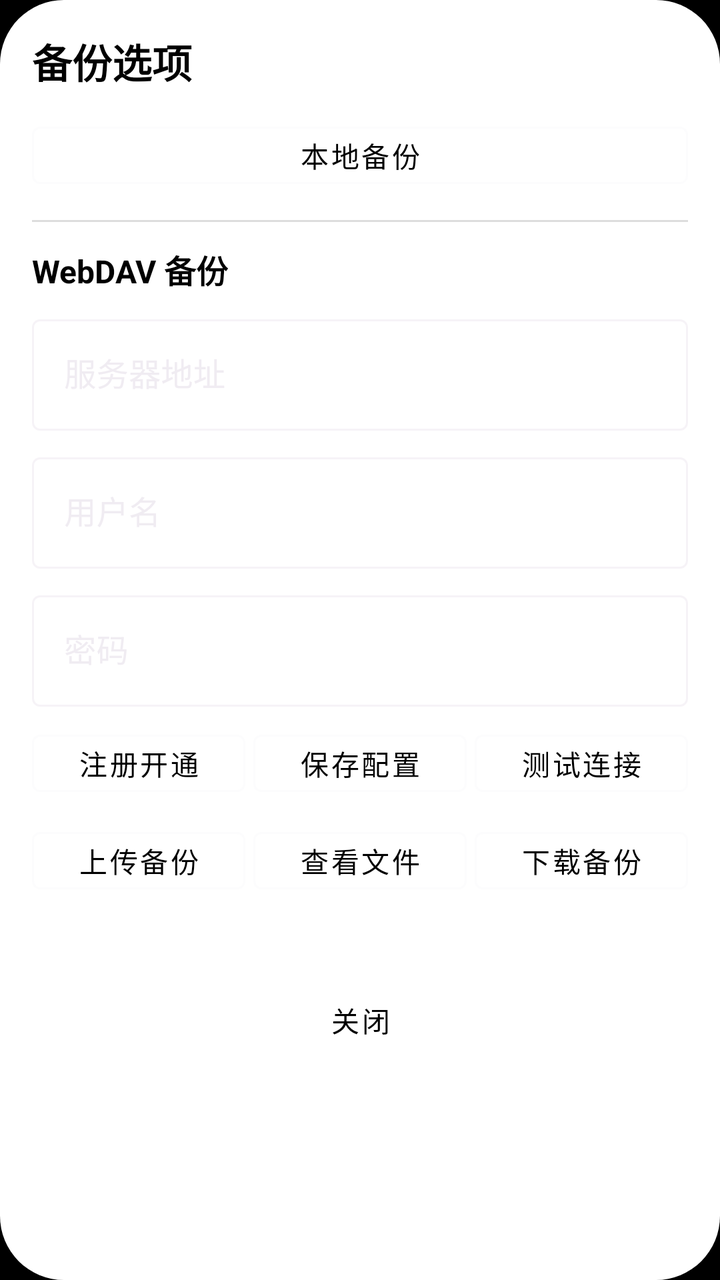
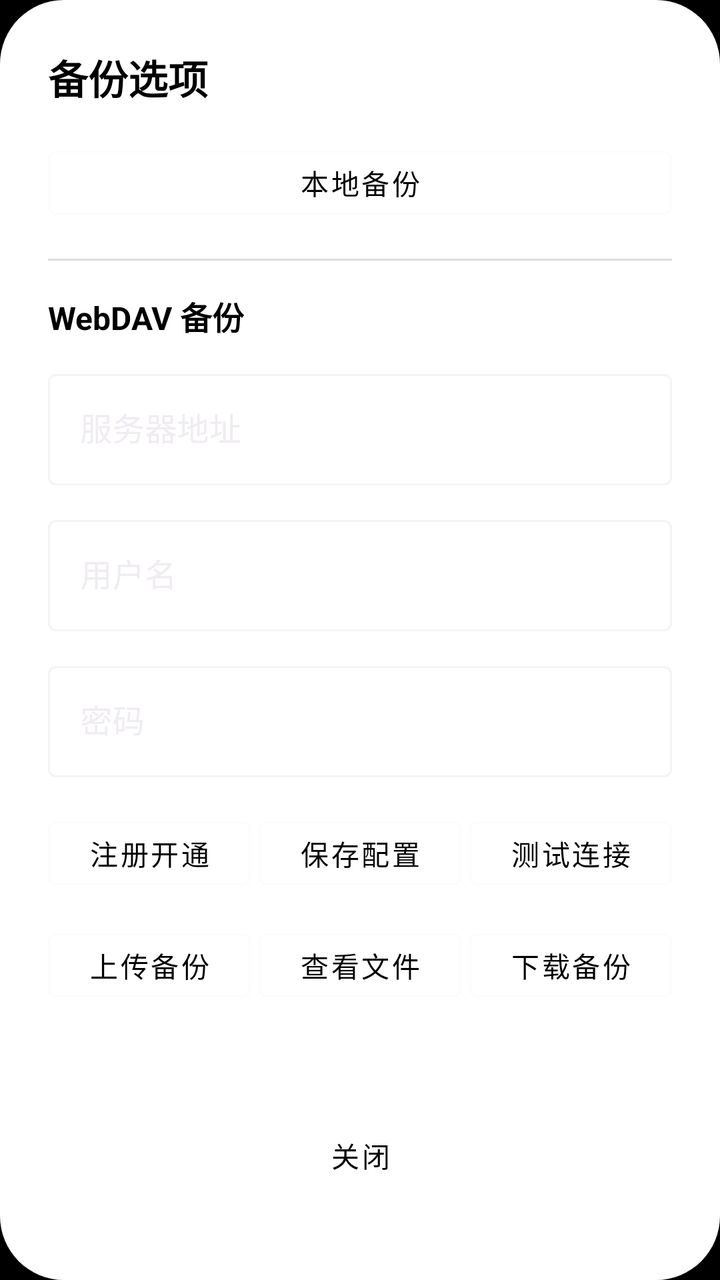

Before-and-after screenshots of an Android layout around one commit, followed by the original layout XML and the change that was made.
<!-- AndroidManifest.xml: application theme Theme.App -->
<!-- res/layout/dialog_webdav_backup.xml -->
<?xml version="1.0" encoding="utf-8"?>
<androidx.appcompat.widget.LinearLayoutCompat xmlns:android="http://schemas.android.com/apk/res/android"
    xmlns:app="http://schemas.android.com/apk/res-auto"
    android:layout_width="match_parent"
    android:layout_height="wrap_content"
    android:orientation="vertical"
    android:background="@drawable/shape_dialog_rounded"
    android:padding="16dp">

    
    <com.google.android.material.textview.MaterialTextView
        android:layout_width="wrap_content"
        android:layout_height="wrap_content"
        android:text="备份选项"
        android:textColor="@android:color/black"
        android:textSize="20sp"
        android:textStyle="bold"
        android:layout_marginBottom="12dp" />

    
    <com.google.android.material.button.MaterialButton
        android:id="@+id/btnLocalBackup"
        android:layout_width="match_parent"
        android:layout_height="wrap_content"
        android:text="本地备份"
        android:textColor="@android:color/black"
        android:minHeight="40dp"
        style="@style/Widget.MaterialComponents.Button.OutlinedButton" />

    <View
        android:layout_width="match_parent"
        android:layout_height="1dp"
        android:background="#DDDDDD"
        android:layout_marginVertical="12dp" />

    
    <com.google.android.material.textview.MaterialTextView
        android:layout_width="wrap_content"
        android:layout_height="wrap_content"
        android:text="WebDAV 备份"
        android:textColor="@android:color/black"
        android:textSize="16sp"
        android:textStyle="bold"
        android:layout_marginBottom="8dp" />

    
    <com.google.android.material.textfield.TextInputLayout
        android:layout_width="match_parent"
        android:layout_height="wrap_content"
        android:hint="服务器地址"
        app:boxBackgroundMode="outline"
        app:hintTextColor="@android:color/black"
        style="@style/Widget.MaterialComponents.TextInputLayout.OutlinedBox">

        <com.google.android.material.textfield.TextInputEditText
            android:id="@+id/dialogWebdavUrl"
            android:layout_width="match_parent"
            android:layout_height="wrap_content"
            android:inputType="textUri"
            android:textColor="@android:color/black"
            android:textColorHint="@android:color/darker_gray" />
    </com.google.android.material.textfield.TextInputLayout>

    
    <com.google.android.material.textfield.TextInputLayout
        android:layout_width="match_parent"
        android:layout_height="wrap_content"
        android:layout_marginTop="8dp"
        android:hint="用户名"
        app:boxBackgroundMode="outline"
        app:hintTextColor="@android:color/black"
        style="@style/Widget.MaterialComponents.TextInputLayout.OutlinedBox">

        <com.google.android.material.textfield.TextInputEditText
            android:id="@+id/dialogWebdavUser"
            android:layout_width="match_parent"
            android:layout_height="wrap_content"
            android:inputType="text"
            android:textColor="@android:color/black"
            android:textColorHint="@android:color/darker_gray" />
    </com.google.android.material.textfield.TextInputLayout>

    
    <com.google.android.material.textfield.TextInputLayout
        android:layout_width="match_parent"
        android:layout_height="wrap_content"
        android:layout_marginTop="8dp"
        android:hint="密码"
        app:boxBackgroundMode="outline"
        app:hintTextColor="@android:color/black"
        style="@style/Widget.MaterialComponents.TextInputLayout.OutlinedBox">

        <com.google.android.material.textfield.TextInputEditText
            android:id="@+id/dialogWebdavPass"
            android:layout_width="match_parent"
            android:layout_height="wrap_content"
            android:inputType="textPassword"
            android:textColor="@android:color/black"
            android:textColorHint="@android:color/darker_gray" />
    </com.google.android.material.textfield.TextInputLayout>

    
    <androidx.appcompat.widget.LinearLayoutCompat
        android:layout_width="match_parent"
        android:layout_height="wrap_content"
        android:layout_marginTop="8dp"
        android:orientation="horizontal"
        android:gravity="center">

        <com.google.android.material.button.MaterialButton
            android:id="@+id/dialogWebdavLink"
            android:layout_width="0dp"
            android:layout_height="wrap_content"
            android:layout_weight="1"
            android:layout_marginEnd="4dp"
            android:text="注册开通"
            android:textColor="@android:color/black"
            android:minHeight="40dp"
            style="@style/Widget.MaterialComponents.Button.OutlinedButton" />

        <com.google.android.material.button.MaterialButton
            android:id="@+id/dialogWebdavSave"
            android:layout_width="0dp"
            android:layout_height="wrap_content"
            android:layout_weight="1"
            android:layout_marginEnd="4dp"
            android:text="保存配置"
            android:textColor="@android:color/black"
            android:minHeight="40dp"
            style="@style/Widget.MaterialComponents.Button.OutlinedButton" />

        <com.google.android.material.button.MaterialButton
            android:id="@+id/dialogWebdavTest"
            android:layout_width="0dp"
            android:layout_height="wrap_content"
            android:layout_weight="1"
            android:text="测试连接"
            android:textColor="@android:color/black"
            android:minHeight="40dp"
            style="@style/Widget.MaterialComponents.Button.OutlinedButton" />

    </androidx.appcompat.widget.LinearLayoutCompat>

    
    <androidx.appcompat.widget.LinearLayoutCompat
        android:layout_width="match_parent"
        android:layout_height="wrap_content"
        android:layout_marginTop="8dp"
        android:orientation="horizontal"
        android:gravity="center">

        <com.google.android.material.button.MaterialButton
            android:id="@+id/dialogWebdavUpload"
            android:layout_width="0dp"
            android:layout_height="wrap_content"
            android:layout_weight="1"
            android:layout_marginEnd="4dp"
            android:text="上传备份"
            android:textColor="@android:color/black"
            android:minHeight="40dp"
            style="@style/Widget.MaterialComponents.Button.OutlinedButton" />

        <com.google.android.material.button.MaterialButton
            android:id="@+id/dialogWebdavList"
            android:layout_width="0dp"
            android:layout_height="wrap_content"
            android:layout_weight="1"
            android:layout_marginEnd="4dp"
            android:text="查看文件"
            android:textColor="@android:color/black"
            android:minHeight="40dp"
            style="@style/Widget.MaterialComponents.Button.OutlinedButton" />

        <com.google.android.material.button.MaterialButton
            android:id="@+id/dialogWebdavDownload"
            android:layout_width="0dp"
            android:layout_height="wrap_content"
            android:layout_weight="1"
            android:text="下载备份"
            android:textColor="@android:color/black"
            android:minHeight="40dp"
            style="@style/Widget.MaterialComponents.Button.OutlinedButton" />

    </androidx.appcompat.widget.LinearLayoutCompat>

    
    <com.google.android.material.textview.MaterialTextView
        android:id="@+id/dialogWebdavStatus"
        android:layout_width="match_parent"
        android:layout_height="wrap_content"
        android:layout_marginTop="8dp"
        android:text=""
        android:textColor="#006600"
        android:textSize="14sp" />

    
    <com.google.android.material.button.MaterialButton
        android:id="@+id/dialogClose"
        android:layout_width="wrap_content"
        android:layout_height="wrap_content"
        android:layout_gravity="center_horizontal"
        android:layout_marginTop="12dp"
        android:text="关闭"
        android:textColor="@android:color/black"
        android:minHeight="40dp"
        style="@style/Widget.MaterialComponents.Button.TextButton" />

</androidx.appcompat.widget.LinearLayoutCompat>
<!-- resources referenced by this layout -->
<resources>
  <!-- drawable shape_dialog_rounded (drawable) -->
  <?xml version="1.0" encoding="utf-8"?>
  <shape xmlns:android="http://schemas.android.com/apk/res/android">
      <solid android:color="@android:color/white" />
      <corners android:radius="32dp" />
  </shape>
  <style name="Theme.App" parent="Theme.Base" />
  <style name="Theme.Base" parent="Theme.Material3.Dark.NoActionBar">
          <item name="colorPrimary">@color/white</item>
          <item name="android:windowBackground">@color/black</item>
          <item name="android:windowFullscreen">true</item>
          <item name="android:windowTranslucentStatus">true</item>
          <item name="android:windowTranslucentNavigation">true</item>
          <item name="android:windowAnimationStyle">@style/NoAnim</item>
      </style>
  <color name="white">#FFFFFF</color>
  <color name="black">#000000</color>
  <style name="NoAnim">
          <item name="android:activityOpenEnterAnimation">@null</item>
          <item name="android:activityOpenExitAnimation">@null</item>
          <item name="android:activityCloseEnterAnimation">@null</item>
          <item name="android:activityCloseExitAnimation">@null</item>
      </style>
</resources>

<!-- the commit's change to res/layout/dialog_webdav_backup.xml (unified diff, before → after) -->
@@ -5,7 +5,7 @@
     android:layout_height="wrap_content"
     android:orientation="vertical"
     android:background="@drawable/shape_dialog_rounded"
-    android:padding="16dp">
+    android:padding="24dp">
 
     
     <com.google.android.material.textview.MaterialTextView
@@ -15,7 +15,7 @@
         android:textColor="@android:color/black"
         android:textSize="20sp"
         android:textStyle="bold"
-        android:layout_marginBottom="12dp" />
+        android:layout_marginBottom="16dp" />
 
     
     <com.google.android.material.button.MaterialButton
@@ -24,14 +24,14 @@
         android:layout_height="wrap_content"
         android:text="本地备份"
         android:textColor="@android:color/black"
-        android:minHeight="40dp"
+        android:minHeight="44dp"
         style="@style/Widget.MaterialComponents.Button.OutlinedButton" />
 
     <View
         android:layout_width="match_parent"
         android:layout_height="1dp"
         android:background="#DDDDDD"
-        android:layout_marginVertical="12dp" />
+        android:layout_marginVertical="16dp" />
 
     
     <com.google.android.material.textview.MaterialTextView
@@ -41,7 +41,7 @@
         android:textColor="@android:color/black"
         android:textSize="16sp"
         android:textStyle="bold"
-        android:layout_marginBottom="8dp" />
+        android:layout_marginBottom="12dp" />
 
     
     <com.google.android.material.textfield.TextInputLayout
@@ -65,7 +65,7 @@
     <com.google.android.material.textfield.TextInputLayout
         android:layout_width="match_parent"
         android:layout_height="wrap_content"
-        android:layout_marginTop="8dp"
+        android:layout_marginTop="12dp"
         android:hint="用户名"
         app:boxBackgroundMode="outline"
         app:hintTextColor="@android:color/black"
@@ -84,7 +84,7 @@
     <com.google.android.material.textfield.TextInputLayout
         android:layout_width="match_parent"
         android:layout_height="wrap_content"
-        android:layout_marginTop="8dp"
+        android:layout_marginTop="12dp"
         android:hint="密码"
         app:boxBackgroundMode="outline"
         app:hintTextColor="@android:color/black"
@@ -103,7 +103,7 @@
     <androidx.appcompat.widget.LinearLayoutCompat
         android:layout_width="match_parent"
         android:layout_height="wrap_content"
-        android:layout_marginTop="8dp"
+        android:layout_marginTop="16dp"
         android:orientation="horizontal"
         android:gravity="center">
 
@@ -115,7 +115,7 @@
             android:layout_marginEnd="4dp"
             android:text="注册开通"
             android:textColor="@android:color/black"
-            android:minHeight="40dp"
+            android:minHeight="44dp"
             style="@style/Widget.MaterialComponents.Button.OutlinedButton" />
 
         <com.google.android.material.button.MaterialButton
@@ -126,7 +126,7 @@
             android:layout_marginEnd="4dp"
             android:text="保存配置"
             android:textColor="@android:color/black"
-            android:minHeight="40dp"
+            android:minHeight="44dp"
             style="@style/Widget.MaterialComponents.Button.OutlinedButton" />
 
         <com.google.android.material.button.MaterialButton
@@ -136,16 +136,15 @@
             android:layout_weight="1"
             android:text="测试连接"
             android:textColor="@android:color/black"
-            android:minHeight="40dp"
-            style="@style/Widget.MaterialComponents.Button.OutlinedButton" />
-
+            android:minHeight="44dp"
+            style="@style/Widget.MaterialComponents.Button.OutlinedButton" />
     </androidx.appcompat.widget.LinearLayoutCompat>
 
     
     <androidx.appcompat.widget.LinearLayoutCompat
         android:layout_width="match_parent"
         android:layout_height="wrap_content"
-        android:layout_marginTop="8dp"
+        android:layout_marginTop="12dp"
         android:orientation="horizontal"
         android:gravity="center">
 
@@ -157,7 +156,7 @@
             android:layout_marginEnd="4dp"
             android:text="上传备份"
             android:textColor="@android:color/black"
-            android:minHeight="40dp"
+            android:minHeight="44dp"
             style="@style/Widget.MaterialComponents.Button.OutlinedButton" />
 
         <com.google.android.material.button.MaterialButton
@@ -168,7 +167,7 @@
             android:layout_marginEnd="4dp"
             android:text="查看文件"
             android:textColor="@android:color/black"
-            android:minHeight="40dp"
+            android:minHeight="44dp"
             style="@style/Widget.MaterialComponents.Button.OutlinedButton" />
 
         <com.google.android.material.button.MaterialButton
@@ -178,9 +177,8 @@
             android:layout_weight="1"
             android:text="下载备份"
             android:textColor="@android:color/black"
-            android:minHeight="40dp"
-            style="@style/Widget.MaterialComponents.Button.OutlinedButton" />
-
+            android:minHeight="44dp"
+            style="@style/Widget.MaterialComponents.Button.OutlinedButton" />
     </androidx.appcompat.widget.LinearLayoutCompat>
 
     
@@ -188,10 +186,11 @@
         android:id="@+id/dialogWebdavStatus"
         android:layout_width="match_parent"
         android:layout_height="wrap_content"
-        android:layout_marginTop="8dp"
+        android:layout_marginTop="16dp"
         android:text=""
         android:textColor="#006600"
-        android:textSize="14sp" />
+        android:textSize="14sp"
+        android:gravity="center" />
 
     
     <com.google.android.material.button.MaterialButton
@@ -199,10 +198,10 @@
         android:layout_width="wrap_content"
         android:layout_height="wrap_content"
         android:layout_gravity="center_horizontal"
-        android:layout_marginTop="12dp"
+        android:layout_marginTop="16dp"
         android:text="关闭"
         android:textColor="@android:color/black"
-        android:minHeight="40dp"
+        android:minHeight="44dp"
         style="@style/Widget.MaterialComponents.Button.TextButton" />
 
 </androidx.appcompat.widget.LinearLayoutCompat>
